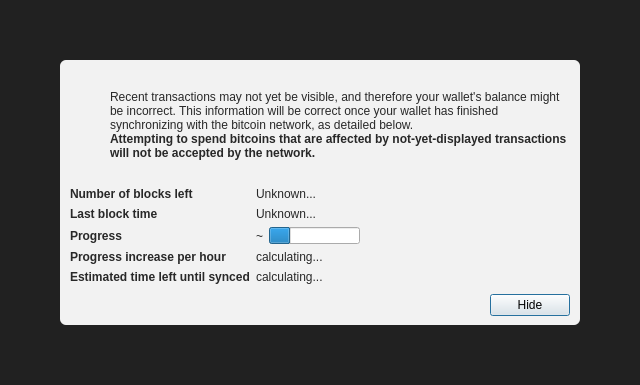
The window that src/qt/forms/modaloverlay.ui (cho2559/readercoin) describes before a commit, drawn with Qt 5.
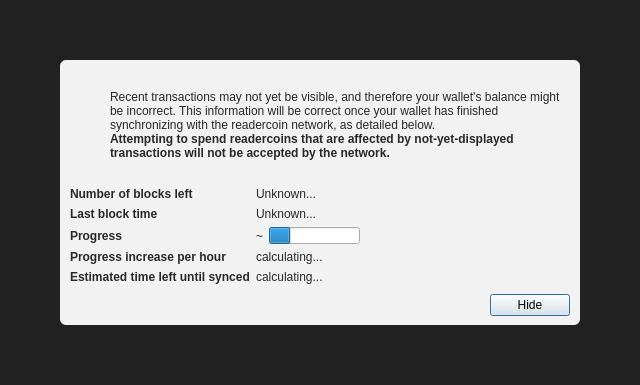
The same window after the commit. Icons and pictures are not drawn. Custom widgets are drawn as their Qt base class.

Commit message: rename bitcoin into readercoin occurrences

Diff of the .ui file:
```diff
--- a/src/qt/forms/modaloverlay.ui
+++ b/src/qt/forms/modaloverlay.ui
@@ -130,7 +130,7 @@
              <item>
               <widget class="QLabel" name="infoText">
                <property name="text">
-                <string>Recent transactions may not yet be visible, and therefore your wallet's balance might be incorrect. This information will be correct once your wallet has finished synchronizing with the bitcoin network, as detailed below.</string>
+                <string>Recent transactions may not yet be visible, and therefore your wallet's balance might be incorrect. This information will be correct once your wallet has finished synchronizing with the readercoin network, as detailed below.</string>
                </property>
                <property name="textFormat">
                 <enum>Qt::RichText</enum>
@@ -149,7 +149,7 @@
                 </font>
                </property>
                <property name="text">
-                <string>Attempting to spend bitcoins that are affected by not-yet-displayed transactions will not be accepted by the network.</string>
+                <string>Attempting to spend readercoins that are affected by not-yet-displayed transactions will not be accepted by the network.</string>
                </property>
                <property name="textFormat">
                 <enum>Qt::RichText</enum>
```
The commit also changes 1291 other files.
